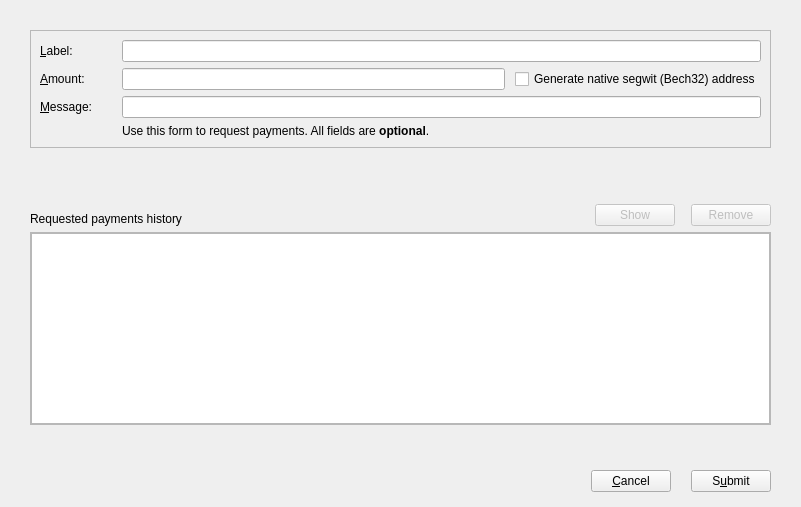
Before: the Qt Designer form src/qt/forms/receivecoinsdialog.ui in qtumproject/qtum, drawn with Qt 5.
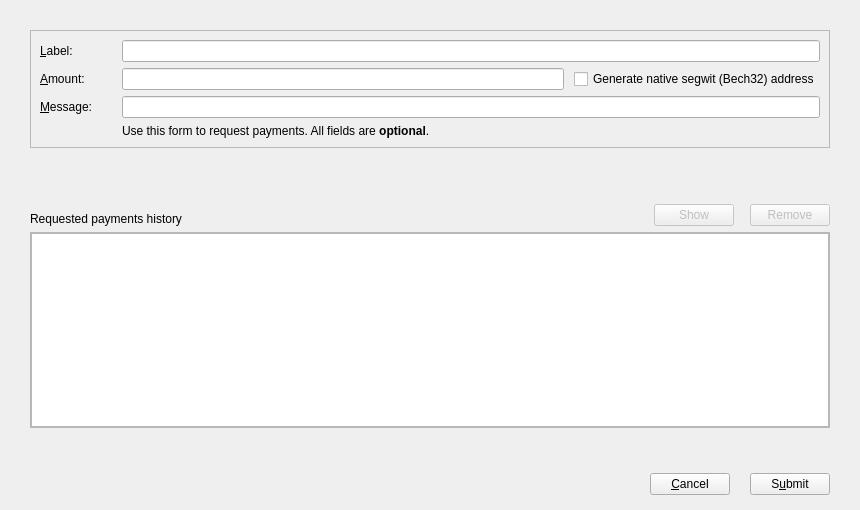
After: the same form once the commit is applied. Icons and pictures are not drawn. Custom widgets are drawn as their Qt base class.

The edit to the form file:
```diff
--- a/src/qt/forms/receivecoinsdialog.ui
+++ b/src/qt/forms/receivecoinsdialog.ui
@@ -6,8 +6,8 @@
    <rect>
     <x>0</x>
     <y>0</y>
-    <width>801</width>
-    <height>507</height>
+    <width>860</width>
+    <height>510</height>
    </rect>
   </property>
   <property name="windowTitle">
```
